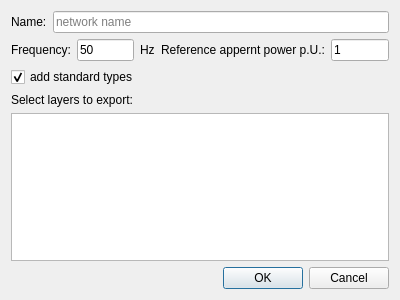
First picture: the form in pandapower_export_dialog_base.ui, repository e2nIEE/pandapower-qgis, before the edit.
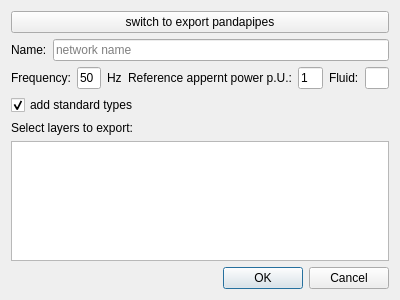
Second picture: the form after the edit.

Commit message: added pandapipes export support

The edit to the form file:
```diff
--- a/pandapower_export_dialog_base.ui
+++ b/pandapower_export_dialog_base.ui
@@ -17,6 +17,13 @@
    <locale language="English" country="Germany"/>
   </property>
   <layout class="QVBoxLayout" name="verticalLayout">
+   <item>
+    <widget class="QPushButton" name="powerPipesToggle">
+     <property name="text">
+      <string>switch to export pandapipes</string>
+     </property>
+    </widget>
+   </item>
    <item>
     <layout class="QHBoxLayout" name="nameHLayout">
      <item>
@@ -86,6 +93,20 @@
        </item>
       </layout>
      </item>
+     <item>
+      <layout class="QHBoxLayout" name="pipesFluidHLayout">
+       <item>
+        <widget class="QLabel" name="fluidLabel">
+         <property name="text">
+          <string>Fluid:</string>
+         </property>
+        </widget>
+       </item>
+       <item>
+        <widget class="QLineEdit" name="fluidLineEdit"/>
+       </item>
+      </layout>
+     </item>
     </layout>
    </item>
    <item>
```
Left out of the diff: 8 changed lines with no effect on the pictures. The commit also changes 8 other files.
